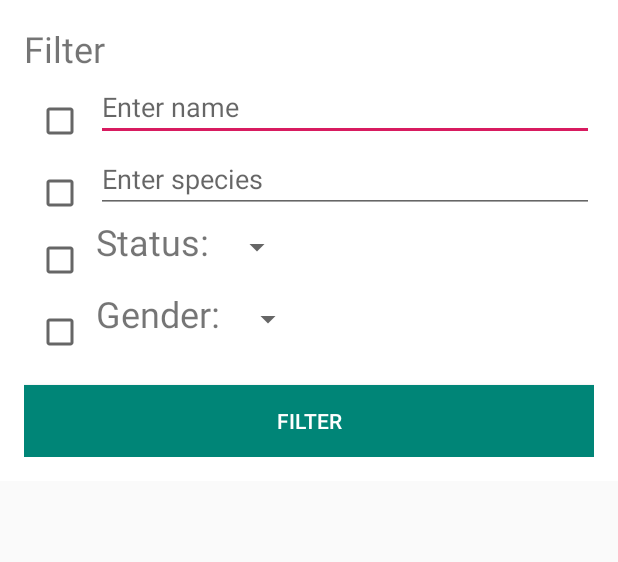
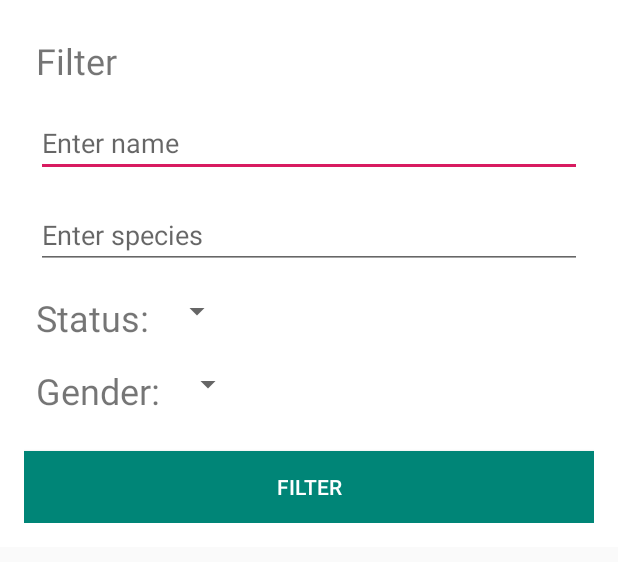
Before and after one commit to MalinovIgor/AndroidPetProjects, an Android app: the layout character_bottom_sheet.xml on its own in the app's theme, with its tools: preview values and no code run, on a phone screen of 412 x 824 dp. Shown: the top 562 px of the screen. Run offline under Robolectric (Android 15) with nearby library versions, the phone set to English and light mode, and no system bars.

Commit message:
Add filter for characters

```diff
--- a/RickandMorty/app/src/main/java/com/example/rickandmorty/Data/Network/RickAndMortyApiService.java
+++ b/RickandMorty/app/src/main/java/com/example/rickandmorty/Data/Network/RickAndMortyApiService.java
@@ -10,7 +10,9 @@ import retrofit2.http.Query;
 
 public interface RickAndMortyApiService {
     @GET("character")
-    Call<ResponseResult<TheCharacter>> getCharacters(@Query("page") int page);
+    Call<ResponseResult<TheCharacter>> getCharacters(@Query("page") int page, @Query("name") String name,
+                                                     @Query("species") String species, @Query("gender") String gender,
+                                                     @Query("status") String status);
 
     @GET("location")
     Call<ResponseResult<Location>> getLocations(@Query("page") int page);
--- a/RickandMorty/app/src/main/java/com/example/rickandmorty/UI/MainActivity.java
+++ b/RickandMorty/app/src/main/java/com/example/rickandmorty/UI/MainActivity.java
@@ -41,9 +41,7 @@ public class MainActivity extends AppCompatActivity {
 
         setupTabLayout();
         fab = findViewById(R.id.fab);
-        fab.setOnClickListener(new View.OnClickListener() {
-            @Override
-            public void onClick(View view) {
+        fab.setOnClickListener(view -> {
             switch (mTabLayout.getSelectedTabPosition()) {
                 case 0:
                     CharactersFilterBottomSheet bottomSheetFragment = new CharactersFilterBottomSheet();
@@ -57,7 +55,6 @@ public class MainActivity extends AppCompatActivity {
                     EpisodesFilterBottomSheet bottomSheetFragment2 = new EpisodesFilterBottomSheet();
                     bottomSheetFragment2.show(getSupportFragmentManager(), bottomSheetFragment2.getTag());
                     break;
-                }
             }
         });
 
--- a/RickandMorty/app/src/main/res/layout/character_bottom_sheet.xml
+++ b/RickandMorty/app/src/main/res/layout/character_bottom_sheet.xml
@@ -14,57 +14,31 @@
         android:layout_width="wrap_content"
         android:layout_height="wrap_content"
         android:text="Filter"
-        android:textSize="24sp" />
+        android:textSize="24sp"
+        android:layout_margin="8dp"/>
+
+
+        <EditText
+            android:id="@+id/name"
+            android:layout_width="match_parent"
+            android:layout_height="wrap_content"
+            android:hint="Enter name"
+            android:layout_margin="8dp"/>
+
+
+        <EditText
+            android:id="@+id/species"
+            android:layout_width="match_parent"
+            android:layout_height="wrap_content"
+            android:hint="Enter species"
+            android:layout_margin="8dp"/>
 
 
     <LinearLayout
         android:layout_width="match_parent"
         android:layout_height="wrap_content"
-        android:orientation="horizontal">
-
-        <CheckBox
-            android:id="@+id/ch_name"
-            android:layout_width="wrap_content"
-            android:layout_height="wrap_content"
-            android:layout_margin="8dp" />
-
-        <EditText
-            android:id="@+id/name"
-            android:layout_width="0dp"
-            android:layout_height="wrap_content"
-            android:hint="Enter name"
-            android:layout_weight="1"/>
-    </LinearLayout>
-
-    <LinearLayout
-        android:layout_width="match_parent"
-        android:layout_height="wrap_content"
-        android:orientation="horizontal">
-
-        <CheckBox
-            android:id="@+id/ch_species"
-            android:layout_width="wrap_content"
-            android:layout_height="wrap_content"
-            android:layout_margin="8dp" />
-
-        <EditText
-            android:id="@+id/species"
-            android:layout_width="match_parent"
-            android:layout_height="wrap_content"
-            android:hint="Enter species" />
-    </LinearLayout>
-
-
-    <LinearLayout
-        android:layout_width="match_parent"
-        android:layout_height="wrap_content"
-        android:orientation="horizontal">
-
-        <CheckBox
-            android:id="@+id/ch_status"
-            android:layout_width="wrap_content"
-            android:layout_height="wrap_content"
-            android:layout_margin="8dp" />
+        android:orientation="horizontal"
+        android:layout_margin="8dp">
 
         <TextView
             android:id="@+id/status"
@@ -77,19 +51,14 @@
             android:id="@+id/sp_status"
             android:layout_width="wrap_content"
             android:layout_height="wrap_content"
-            android:layout_margin="8dp"/>
+            android:layout_marginStart="8dp" />
     </LinearLayout>
 
     <LinearLayout
         android:layout_width="match_parent"
         android:layout_height="wrap_content"
-        android:orientation="horizontal">
-
-        <CheckBox
-            android:id="@+id/ch_gender"
-            android:layout_width="wrap_content"
-            android:layout_height="wrap_content"
-            android:layout_margin="8dp" />
+        android:orientation="horizontal"
+        android:layout_margin="8dp">
 
         <TextView
             android:id="@+id/gender"
@@ -102,13 +71,13 @@
             android:id="@+id/sp_gender"
             android:layout_width="wrap_content"
             android:layout_height="wrap_content"
-            android:layout_margin="8dp" />
+            android:layout_marginStart="8dp" />
     </LinearLayout>
 
     <Button
+        android:id="@+id/search"
         android:layout_width="match_parent"
         android:layout_height="wrap_content"
-        android:layout_below="@id/gender"
         android:layout_marginTop="16dp"
         android:background="@color/colorPrimary"
         android:text="Filter"
--- a/RickandMorty/app/src/main/res/values/strings.xml
+++ b/RickandMorty/app/src/main/res/values/strings.xml
@@ -15,11 +15,13 @@
     <string name="origin">Origin:</string>
     <string name="location">Location:</string>
     <string-array name="character_status_array">
+        <item>Unselected</item>
         <item>Alive</item>
         <item>Dead</item>
         <item>Unknown</item>
     </string-array>
     <string-array name="character_gender_array">
+        <item>Unselected</item>
         <item>Male</item>
         <item>Female</item>
         <item>Genderless</item>
```
Also changed, not shown: RickandMorty/app/src/main/java/com/example/rickandmorty/Data/Network/Character/CharactersDataSource.java (+11 -2 lines), RickandMorty/app/src/main/java/com/example/rickandmorty/Data/Network/Character/CharactersDataSourceFactory.java (+8 -1 lines), RickandMorty/app/src/main/java/com/example/rickandmorty/UI/Characters/CharactersFilterBottomSheet.java (+56 -2 lines), RickandMorty/app/src/main/java/com/example/rickandmorty/UI/Characters/CharactersListFragment.java (+12 -2 lines), RickandMorty/app/src/main/java/com/example/rickandmorty/ViewModel/ListCharactersViewModel.java (+36 -5 lines), RickandMorty/app/src/main/res/layout/episode_bottom_sheet.xml (+5 -26 lines), RickandMorty/app/src/main/res/layout/location_bottom_sheet.xml (+8 -38 lines). Lines whose indentation alone changed are shown as unchanged.
